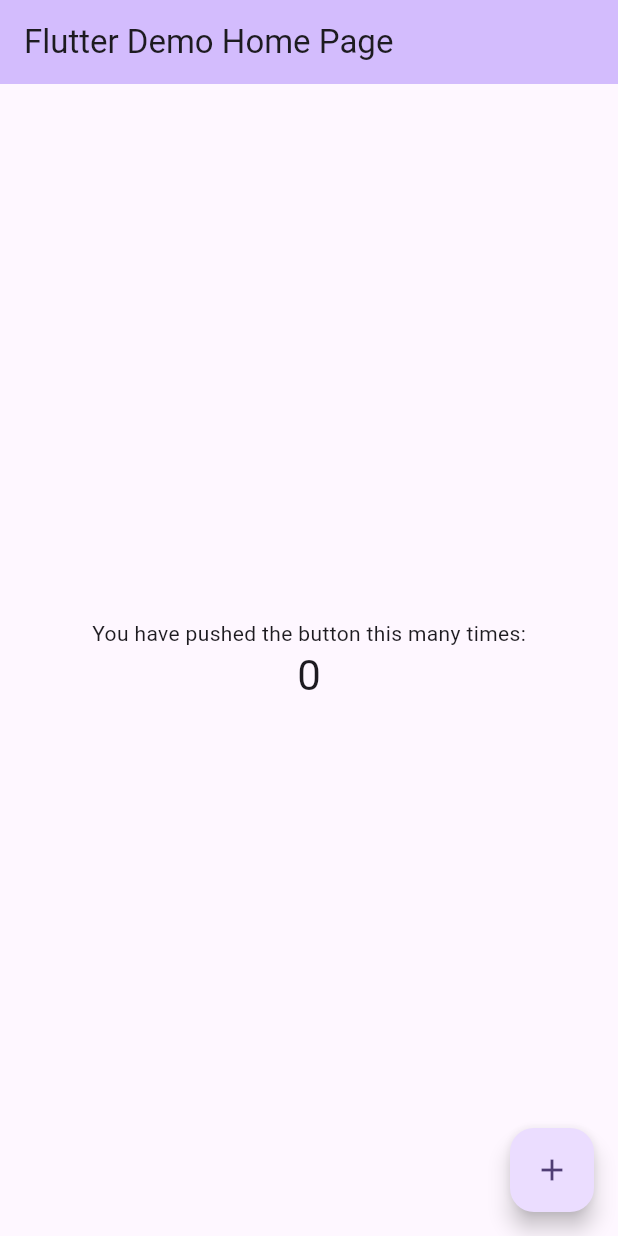
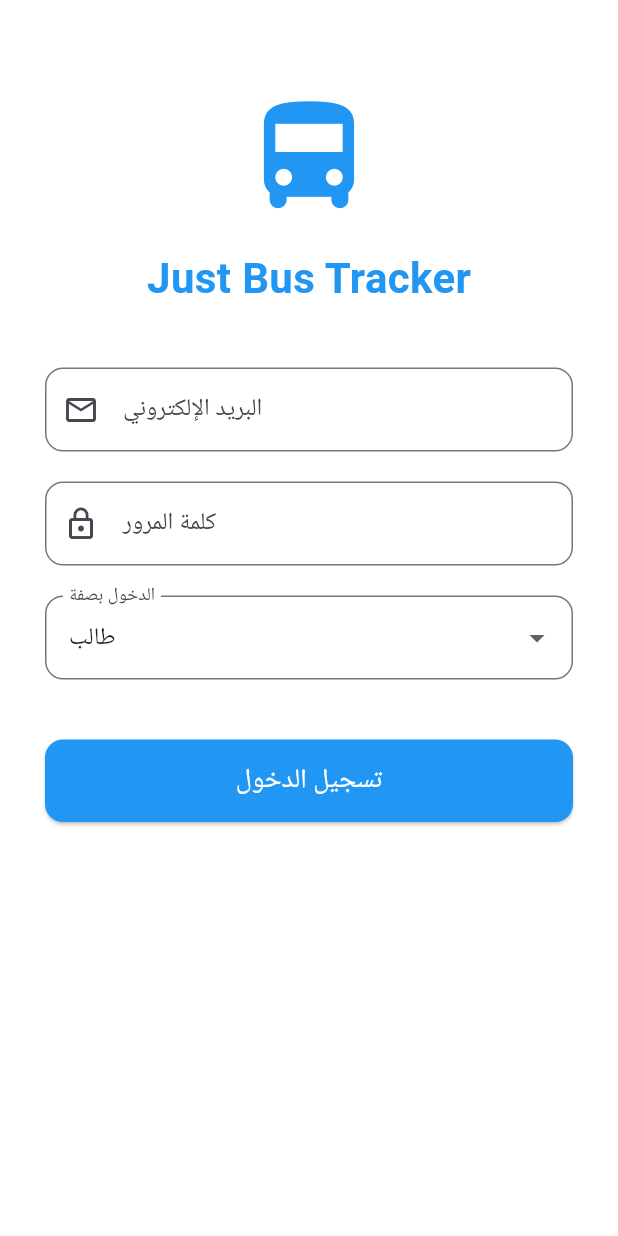
Before and after one commit to IbrahimAlk812/JustBusTracker, a Flutter app: the screen it shows after launch, on a phone screen of 412 x 824 dp. Run offline on Flutter 3.47's test engine with Material 3 defaults, Android fonts, the phone set to English and light mode, and no system bars.

Commit message:
Mohammed: LoginScreen UI completed - Day 1

```diff
--- a/lib/main.dart
+++ b/lib/main.dart
@@ -1,122 +1,9 @@
 import 'package:flutter/material.dart';
+import 'package:just_bus_tracker/screens/student/login_screen.dart'; // تأكد من صحة المسار
 
 void main() {
-  runApp(const MyApp());
+  runApp(const MaterialApp(
+    debugShowCheckedModeBanner: false,
+    home: LoginScreen(), // عرض شاشتك الجديدة
+  ));
 }
-
-class MyApp extends StatelessWidget {
-  const MyApp({super.key});
-
-  // This widget is the root of your application.
-  @override
-  Widget build(BuildContext context) {
-    return MaterialApp(
-      title: 'Flutter Demo',
-      theme: ThemeData(
-        // This is the theme of your application.
-        //
-        // TRY THIS: Try running your application with "flutter run". You'll see
-        // the application has a purple toolbar. Then, without quitting the app,
-        // try changing the seedColor in the colorScheme below to Colors.green
-        // and then invoke "hot reload" (save your changes or press the "hot
-        // reload" button in a Flutter-supported IDE, or press "r" if you used
-        // the command line to start the app).
-        //
-        // Notice that the counter didn't reset back to zero; the application
-        // state is not lost during the reload. To reset the state, use hot
-        // restart instead.
-        //
-        // This works for code too, not just values: Most code changes can be
-        // tested with just a hot reload.
-        colorScheme: .fromSeed(seedColor: Colors.deepPurple),
-      ),
-      home: const MyHomePage(title: 'Flutter Demo Home Page'),
-    );
-  }
-}
-
-class MyHomePage extends StatefulWidget {
-  const MyHomePage({super.key, required this.title});
-
-  // This widget is the home page of your application. It is stateful, meaning
-  // that it has a State object (defined below) that contains fields that affect
-  // how it looks.
-
-  // This class is the configuration for the state. It holds the values (in this
-  // case the title) provided by the parent (in this case the App widget) and
-  // used by the build method of the State. Fields in a Widget subclass are
-  // always marked "final".
-
-  final String title;
-
-  @override
-  State<MyHomePage> createState() => _MyHomePageState();
-}
-
-class _MyHomePageState extends State<MyHomePage> {
-  int _counter = 0;
-
-  void _incrementCounter() {
-    setState(() {
-      // This call to setState tells the Flutter framework that something has
-      // changed in this State, which causes it to rerun the build method below
-      // so that the display can reflect the updated values. If we changed
-      // _counter without calling setState(), then the build method would not be
-      // called again, and so nothing would appear to happen.
-      _counter++;
-    });
-  }
-
-  @override
-  Widget build(BuildContext context) {
-    // This method is rerun every time setState is called, for instance as done
-    // by the _incrementCounter method above.
-    //
-    // The Flutter framework has been optimized to make rerunning build methods
-    // fast, so that you can just rebuild anything that needs updating rather
-    // than having to individually change instances of widgets.
-    return Scaffold(
-      appBar: AppBar(
-        // TRY THIS: Try changing the color here to a specific color (to
-        // Colors.amber, perhaps?) and trigger a hot reload to see the AppBar
-        // change color while the other colors stay the same.
-        backgroundColor: Theme.of(context).colorScheme.inversePrimary,
-        // Here we take the value from the MyHomePage object that was created by
-        // the App.build method, and use it to set our appbar title.
-        title: Text(widget.title),
-      ),
-      body: Center(
-        // Center is a layout widget. It takes a single child and positions it
-        // in the middle of the parent.
-        child: Column(
-          // Column is also a layout widget. It takes a list of children and
-          // arranges them vertically. By default, it sizes itself to fit its
-          // children horizontally, and tries to be as tall as its parent.
-          //
-          // Column has various properties to control how it sizes itself and
-          // how it positions its children. Here we use mainAxisAlignment to
-          // center the children vertically; the main axis here is the vertical
-          // axis because Columns are vertical (the cross axis would be
-          // horizontal).
-          //
-          // TRY THIS: Invoke "debug painting" (choose the "Toggle Debug Paint"
-          // action in the IDE, or press "p" in the console), to see the
-          // wireframe for each widget.
-          mainAxisAlignment: .center,
-          children: [
-            const Text('You have pushed the button this many times:'),
-            Text(
-              '$_counter',
-              style: Theme.of(context).textTheme.headlineMedium,
-            ),
-          ],
-        ),
-      ),
-      floatingActionButton: FloatingActionButton(
-        onPressed: _incrementCounter,
-        tooltip: 'Increment',
-        child: const Icon(Icons.add),
-      ),
-    );
-  }
-}
--- /dev/null
+++ b/lib/screens/student/login_screen.dart
@@ -0,0 +1,93 @@
+import 'package:flutter/material.dart';
+
+class LoginScreen extends StatefulWidget {
+  const LoginScreen({super.key});
+
+  @override
+  State<LoginScreen> createState() => _LoginScreenState();
+}
+
+class _LoginScreenState extends State<LoginScreen> {
+  final _emailController = TextEditingController();
+  final _passwordController = TextEditingController();
+  String _selectedRole = 'طالب'; // الاختيار الافتراضي حسب الخطة
+
+  @override
+  Widget build(BuildContext context) {
+    return Scaffold(
+      backgroundColor: Colors.white,
+      body: SafeArea(
+        child: SingleChildScrollView(
+          padding: const EdgeInsets.symmetric(horizontal: 30.0),
+          child: Column(
+            children: [
+              const SizedBox(height: 60),
+              // شعار المشروع (أيقونة مؤقتة)
+              const Icon(Icons.directions_bus_rounded, size: 90, color: Colors.blue),
+              const SizedBox(height: 15),
+              const Text(
+                "Just Bus Tracker",
+                style: TextStyle(fontSize: 28, fontWeight: FontWeight.bold, color: Colors.blue),
+              ),
+              const SizedBox(height: 40),
+
+              // حقل البريد الإلكتروني
+              TextField(
+                controller: _emailController,
+                decoration: InputDecoration(
+                  labelText: 'البريد الإلكتروني',
+                  prefixIcon: const Icon(Icons.email_outlined),
+                  border: OutlineInputBorder(borderRadius: BorderRadius.circular(12)),
+                ),
+              ),
+              const SizedBox(height: 20),
+
+              // حقل كلمة المرور
+              TextField(
+                controller: _passwordController,
+                obscureText: true,
+                decoration: InputDecoration(
+                  labelText: 'كلمة المرور',
+                  prefixIcon: const Icon(Icons.lock_outline),
+                  border: OutlineInputBorder(borderRadius: BorderRadius.circular(12)),
+                ),
+              ),
+              const SizedBox(height: 20),
+
+              // قائمة اختيار نوع المستخدم (موحدة)
+              DropdownButtonFormField<String>(
+                initialValue: _selectedRole,
+                decoration: InputDecoration(
+                  labelText: 'الدخول بصفة',
+                  border: OutlineInputBorder(borderRadius: BorderRadius.circular(12)),
+                ),
+                items: ['طالب', 'سائق', 'مشرف'].map((role) {
+                  return DropdownMenuItem(value: role, child: Text(role));
+                }).toList(),
+                onChanged: (val) => setState(() => _selectedRole = val!),
+              ),
+              const SizedBox(height: 40),
+
+              // زر تسجيل الدخول
+              SizedBox(
+                width: double.infinity,
+                height: 55,
+                child: ElevatedButton(
+                  onPressed: () {
+                    // الربط البرمجي هو مهمة إبراهيم الكردي في اليوم الثاني
+                    debugPrint("محاولة دخول كـ: $_selectedRole");
+                  },
+                  style: ElevatedButton.styleFrom(
+                    backgroundColor: Colors.blue,
+                    shape: RoundedRectangleBorder(borderRadius: BorderRadius.circular(12)),
+                  ),
+                  child: const Text("تسجيل الدخول", style: TextStyle(fontSize: 18, color: Colors.white)),
+                ),
+              ),
+            ],
+          ),
+        ),
+      ),
+    );
+  }
+}
```
Also changed, not shown: 1 other file.
